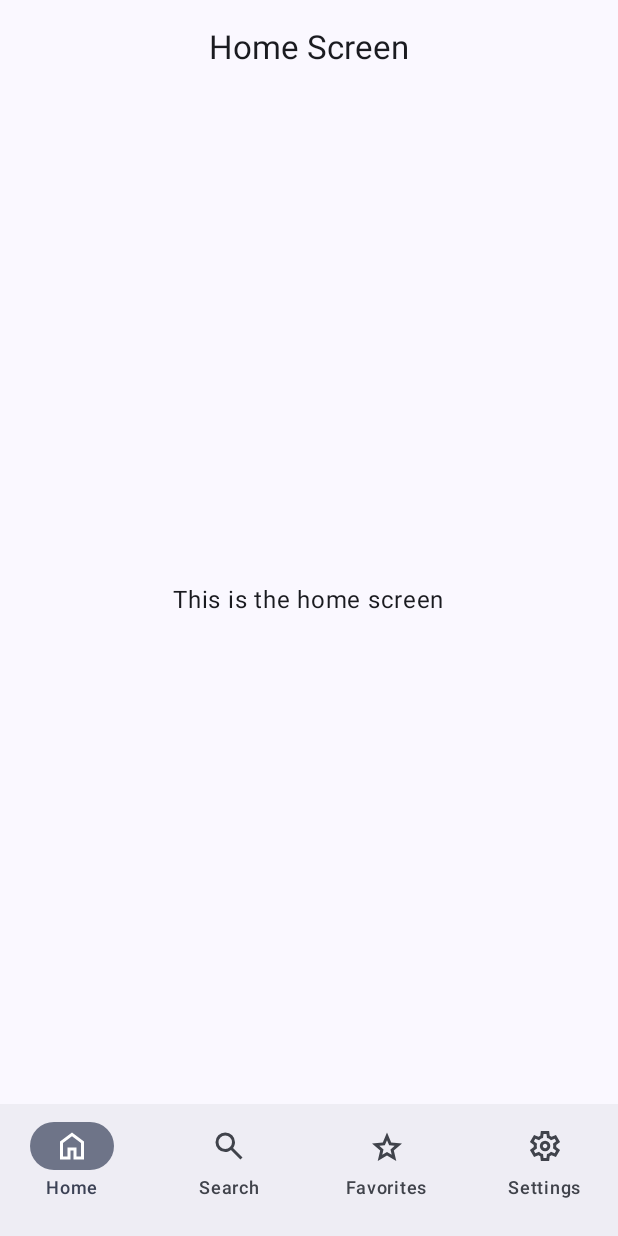
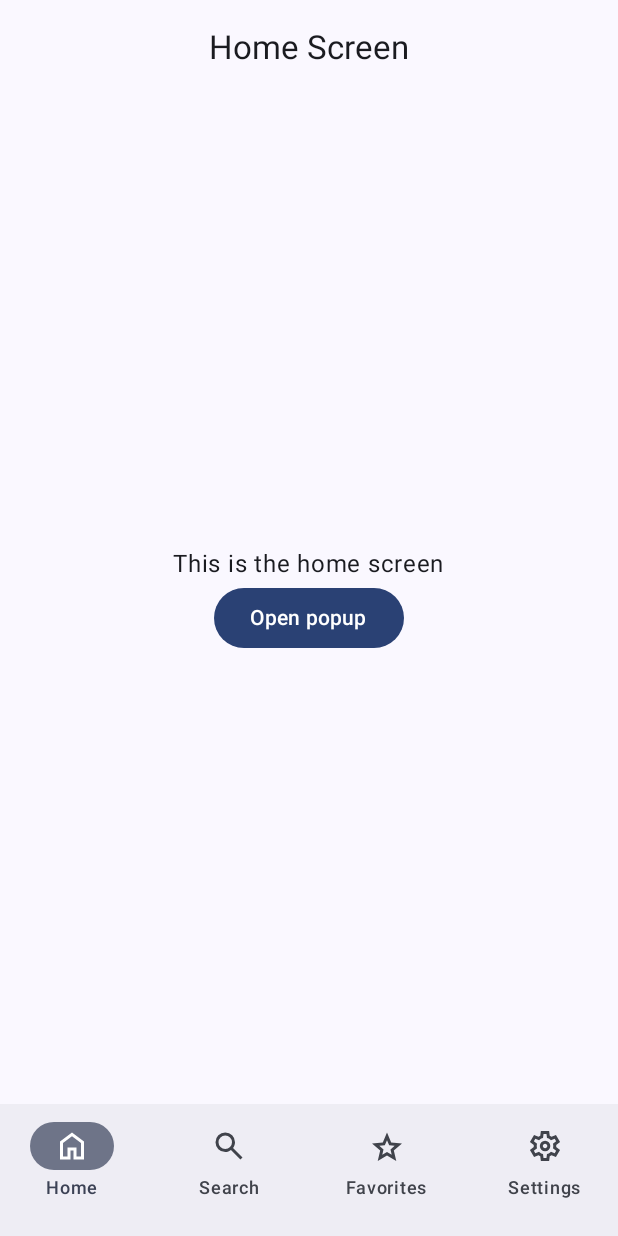
Before and after one commit to susumunoda/compose-navigation, an Android app built with Jetpack Compose: the screen it shows after launch (MainActivity), on a phone screen of 412 x 824 dp. Run offline under Robolectric (Android 15) with nearby library versions, the phone set to English and light mode, and no system bars.

Commit message:
Add popup screen to home screen

```diff
--- a/demoapp/src/main/java/com/susumunoda/compose/navigation/demoapp/ui/navigation/Destination.kt
+++ b/demoapp/src/main/java/com/susumunoda/compose/navigation/demoapp/ui/navigation/Destination.kt
@@ -8,12 +8,14 @@ enum class Destination(
     @StringRes val topBarTitleResId: Int? = null,
     val showBackButton: Boolean = false
 ) {
-    HOME("home", R.string.home_top_bar_title),
+    HOME("home"),
+    HOME_ROOT("home_root", R.string.home_top_bar_title),
     SEARCH("search", R.string.search_top_bar_title),
     FAVORITES("favorites", R.string.favorites_top_bar_title),
     SETTINGS("settings"),
     SETTINGS_ROOT("settings_root", R.string.settings_top_bar_title),
     SETTING_ONE("setting_1", R.string.setting_one_top_bar_title, true),
     SETTING_TWO("setting_2", R.string.setting_two_top_bar_title, true),
-    SETTING_THREE("setting_3", R.string.setting_three_top_bar_title, true)
+    SETTING_THREE("setting_3", R.string.setting_three_top_bar_title, true),
+    POPUP("popup", R.string.popup_top_bar_title, true)
 }
--- a/demoapp/src/main/java/com/susumunoda/compose/navigation/demoapp/ui/navigation/RootNavigation.kt
+++ b/demoapp/src/main/java/com/susumunoda/compose/navigation/demoapp/ui/navigation/RootNavigation.kt
@@ -22,6 +22,7 @@ import com.susumunoda.compose.navigation.composableWithoutTransitions
 import com.susumunoda.compose.navigation.demoapp.ui.screen.FavoritesScreen
 import com.susumunoda.compose.navigation.demoapp.ui.screen.HomeScreen
 import com.susumunoda.compose.navigation.demoapp.ui.screen.SearchScreen
+import com.susumunoda.compose.navigation.demoapp.ui.screen.homeNavigation
 import com.susumunoda.compose.navigation.demoapp.ui.screen.settingsNavigation
 
 @OptIn(ExperimentalMaterial3Api::class)
@@ -54,9 +55,7 @@ fun RootNavigation(navController: NavHostController = rememberNavController()) {
     ) { contentPadding ->
         Box(Modifier.padding(contentPadding)) {
             NavHost(navController = navController, startDestination = Destination.HOME.route) {
-                composableWithoutTransitions(Destination.HOME.route) {
-                    HomeScreen()
-                }
+                homeNavigation(navController)
                 composableWithoutTransitions(Destination.SEARCH.route) {
                     SearchScreen()
                 }
--- a/demoapp/src/main/java/com/susumunoda/compose/navigation/demoapp/ui/screen/HomeScreen.kt
+++ b/demoapp/src/main/java/com/susumunoda/compose/navigation/demoapp/ui/screen/HomeScreen.kt
@@ -1,18 +1,63 @@
 package com.susumunoda.compose.navigation.demoapp.ui.screen
 
 import androidx.compose.foundation.layout.Box
+import androidx.compose.foundation.layout.Column
 import androidx.compose.foundation.layout.fillMaxSize
+import androidx.compose.material3.Button
 import androidx.compose.material3.Text
 import androidx.compose.runtime.Composable
 import androidx.compose.ui.Alignment
 import androidx.compose.ui.Modifier
+import androidx.navigation.NavGraphBuilder
+import androidx.navigation.NavHostController
+import androidx.navigation.navigation
+import com.susumunoda.compose.animation.enterSlidingUp
+import com.susumunoda.compose.animation.exitSlidingDown
+import com.susumunoda.compose.navigation.composableWithConditionalTransitions
+import com.susumunoda.compose.navigation.composableWithoutTransitions
+import com.susumunoda.compose.navigation.demoapp.ui.navigation.Destination
+
+fun NavGraphBuilder.homeNavigation(navController: NavHostController) {
+    navigation(
+        route = Destination.HOME.route,
+        startDestination = Destination.HOME_ROOT.route
+    ) {
+        composableWithoutTransitions(Destination.HOME_ROOT.route) {
+            HomeScreen(navController)
+        }
+        composableWithConditionalTransitions(
+            route = Destination.POPUP.route,
+            enterTransition = { enterSlidingUp() },
+            enterTransitionFrom = Destination.HOME_ROOT.route,
+            exitTransition = { exitSlidingDown() },
+            exitTransitionTo = Destination.HOME_ROOT.route
+        ) {
+            PopupScreen()
+        }
+    }
+}
 
 @Composable
-fun HomeScreen() {
+fun HomeScreen(navController: NavHostController) {
     Box(
         modifier = Modifier.fillMaxSize(),
         contentAlignment = Alignment.Center
     ) {
-        Text("This is the home screen")
+        Column(horizontalAlignment = Alignment.CenterHorizontally) {
+            Text("This is the home screen")
+            Button(onClick = { navController.navigate(Destination.POPUP.route) }) {
+                Text("Open popup")
+            }
+        }
     }
 }
+
+@Composable
+fun PopupScreen() {
+    Box(
+        modifier = Modifier.fillMaxSize(),
+        contentAlignment = Alignment.Center
+    ) {
+        Text("This is the popup screen")
+    }
+}
--- a/demoapp/src/main/res/values/strings.xml
+++ b/demoapp/src/main/res/values/strings.xml
@@ -14,4 +14,5 @@
     <string name="setting_two_menu_option_title">View/edit setting 2</string>
     <string name="setting_three_top_bar_title">Setting Three</string>
     <string name="setting_three_menu_option_title">View/edit setting 3</string>
+    <string name="popup_top_bar_title">Popup</string>
 </resources>
```
